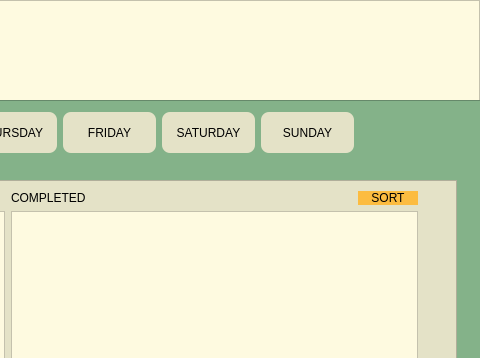
The window that timetable.ui (The-name-FPGN-is-already-taken/NoteMe) describes before a commit, drawn with Qt 5; both pictures show x 544 to 1024 and y 0 to 358 of the 1024 by 640 pixel window.
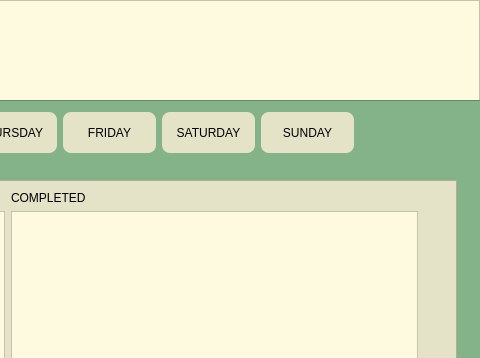
The same window after the commit. Icons and pictures are not drawn.

The edit to the form file:
```diff
--- a/timetable.ui
+++ b/timetable.ui
@@ -459,7 +459,7 @@
     <property name="frameShadow">
      <enum>QFrame::Raised</enum>
     </property>
-    <widget class="QWidget" name="">
+    <widget class="QWidget" name="layoutWidget">
      <property name="geometry">
       <rect>
        <x>31</x>
@@ -510,36 +510,6 @@
             </property>
            </widget>
           </item>
-          <item>
-           <widget class="QPushButton" name="sortButton">
-            <property name="maximumSize">
-             <size>
-              <width>60</width>
-              <height>28</height>
-             </size>
-            </property>
-            <property name="cursor">
-             <cursorShape>PointingHandCursor</cursorShape>
-            </property>
-            <property name="styleSheet">
-             <string notr="true">QPushButton#sortButton{
-   background-color: rgb(252, 188, 64);
-	border-radius: 10px;
-}
-
-QPushButton:hover#sortButton{
-   background-color: rgb(252, 188, 64);
-	border-radius: 10px;
-	color: rgb(255, 255, 255);
-	font: 75 9pt &quot;AvenirNext LT Pro Bold&quot;;
-	
-}</string>
-            </property>
-            <property name="text">
-             <string>SORT</string>
-            </property>
-           </widget>
-          </item>
          </layout>
         </item>
         <item>
@@ -781,7 +751,7 @@
     </item>
    </layout>
   </widget>
-  <widget class="QWidget" name="">
+  <widget class="QWidget" name="layoutWidget">
    <property name="geometry">
     <rect>
      <x>0</x>
@@ -792,7 +762,7 @@
    </property>
    <layout class="QHBoxLayout" name="horizontalLayout_5"/>
   </widget>
-  <widget class="QWidget" name="">
+  <widget class="QWidget" name="layoutWidget">
    <property name="geometry">
     <rect>
      <x>0</x>
```
Left out of the diff: 5 changed lines with no effect on the pictures.
